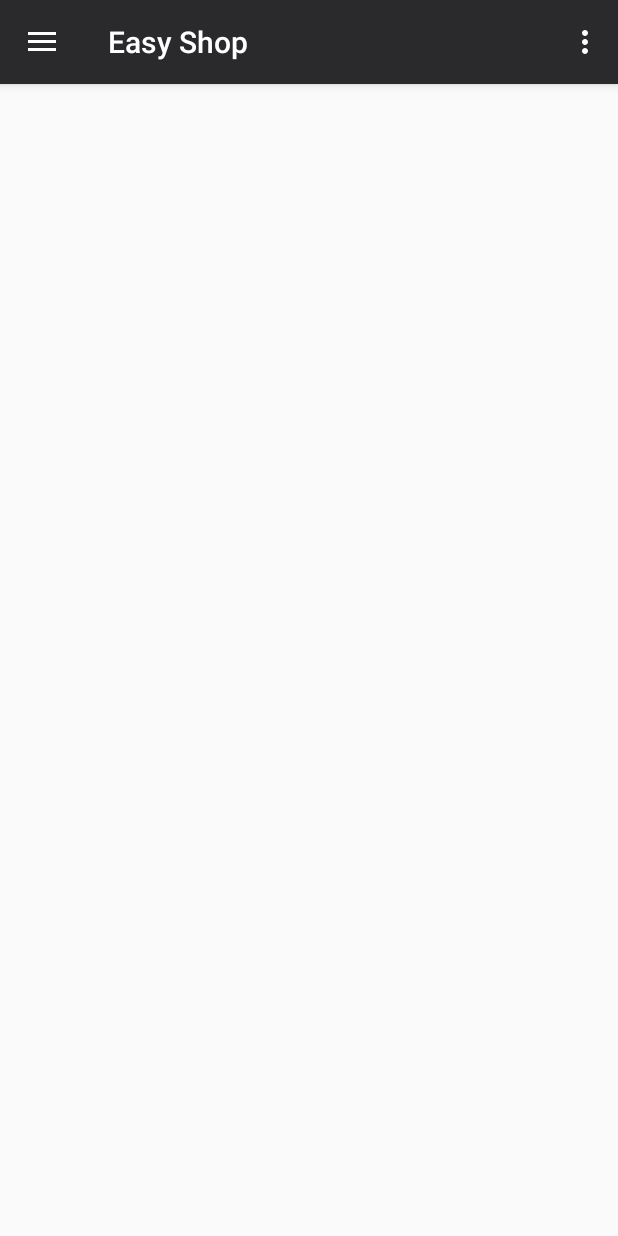
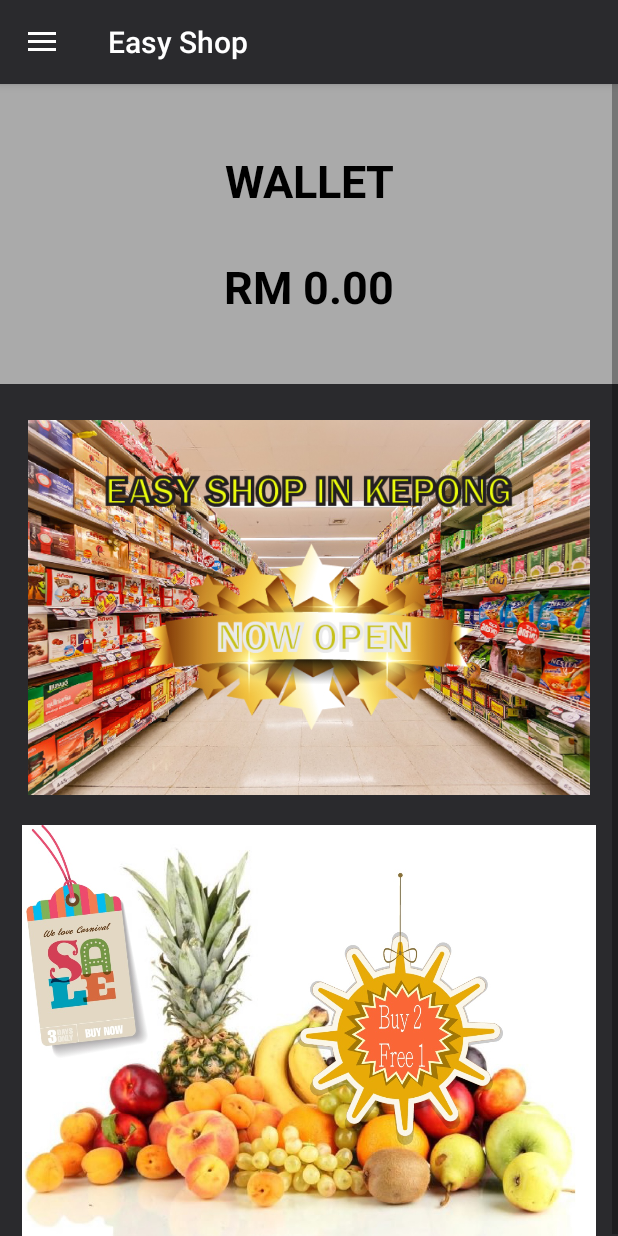
Before and after one commit to Theam1127/Assignment, an Android app: the MainPage screen opened directly, with no data from a screen before it, on a phone screen of 412 x 824 dp. Run offline under Robolectric (Android 15) with nearby library versions, the phone set to English and light mode, and no system bars; network calls fail.

Commit message:
Added main page promotions... Can top up if insufficient amount during transactions...

```diff
--- a/app/src/main/AndroidManifest.xml
+++ b/app/src/main/AndroidManifest.xml
@@ -8,9 +8,8 @@
 
     <application
         android:allowBackup="true"
-        android:icon="@mipmap/ic_launcher"
+        android:icon="@drawable/logo"
         android:label="@string/app_name"
-        android:roundIcon="@mipmap/ic_launcher_round"
         android:supportsRtl="true"
         android:theme="@style/AppTheme">
         <activity
--- a/app/src/main/java/my/edu/tarc/assignment/MainPage.java
+++ b/app/src/main/java/my/edu/tarc/assignment/MainPage.java
@@ -14,6 +14,7 @@ import android.support.v7.widget.Toolbar;
 import android.view.Menu;
 import android.view.MenuItem;
 import android.view.View;
+import android.widget.ScrollView;
 import android.widget.TextView;
 import android.widget.Toast;
 
@@ -22,11 +23,13 @@ import my.edu.tarc.assignment.StartShopping.SelectShop;
 import my.edu.tarc.assignment.TopUp.TopUpMain;
 import my.edu.tarc.assignment.Transfer.TransferActivity;
 
+
 public class MainPage extends AppCompatActivity
         implements NavigationView.OnNavigationItemSelectedListener {
 
     SharedPreferences userPreferences, cartPreferences;
     TextView textViewUserName, textViewCurrentCredit;
+    ScrollView scrollViewMain;
     @Override
     protected void onCreate(Bundle savedInstanceState) {
         super.onCreate(savedInstanceState);
@@ -44,12 +47,24 @@ public class MainPage extends AppCompatActivity
         userPreferences = getSharedPreferences("CURRENT_USER", MODE_PRIVATE);
         View header = navigationView.getHeaderView(0);
         textViewUserName = (TextView)header.findViewById(R.id.TextViewUserName);
-        textViewCurrentCredit = (TextView)header.findViewById(R.id.textViewCurrentCredit);
-        textViewCurrentCredit.setText("Wallet: "+userPreferences.getString("CURRENT_CREDIT", "0.00"));
-        textViewUserName.setText("Hi, "+userPreferences.getString("LOGIN_USER", "Anonymous"));
+        textViewCurrentCredit = (TextView)findViewById(R.id.textViewCurrentCredit);
+        scrollViewMain = (ScrollView)findViewById(R.id.main_page_scroll);
         if(!CheckConnection.isConnected(getApplicationContext())) {
             Toast.makeText(getApplicationContext(), "No network", Toast.LENGTH_LONG).show();
         }
+
+        textViewCurrentCredit.setOnClickListener(new View.OnClickListener() {
+            @Override
+            public void onClick(View v) {
+                if(!CheckConnection.isConnected(getApplicationContext())) {
+                    Toast.makeText(getApplicationContext(), "No network", Toast.LENGTH_LONG).show();
+                }
+                else {
+                    Intent intent = new Intent(MainPage.this, TopUpMain.class);
+                    startActivity(intent);
+                }
+            }
+        });
     }
 
 
@@ -83,27 +98,6 @@ public class MainPage extends AppCompatActivity
         super.onDestroy();
     }
 
-    @Override
-    public boolean onCreateOptionsMenu(Menu menu) {
-        // Inflate the menu; this adds items to the action bar if it is present.
-        getMenuInflater().inflate(R.menu.main_page, menu);
-        return true;
-    }
-
-    @Override
-    public boolean onOptionsItemSelected(MenuItem item) {
-        // Handle action bar item clicks here. The action bar will
-        // automatically handle clicks on the Home/Up button, so long
-        // as you specify a parent activity in AndroidManifest.xml.
-        int id = item.getItemId();
-
-        //noinspection SimplifiableIfStatement
-        if (id == R.id.action_settings) {
-            return true;
-        }
-
-        return super.onOptionsItemSelected(item);
-    }
 
 
     @SuppressWarnings("StatementWithEmptyBody")
@@ -127,7 +121,13 @@ public class MainPage extends AppCompatActivity
                             setPositiveButton("Yes", new DialogInterface.OnClickListener() {
                                 @Override
                                 public void onClick(DialogInterface dialog, int which) {
-                                    //redirect to topup page
+                                    if(!CheckConnection.isConnected(getApplicationContext())) {
+                                        Toast.makeText(getApplicationContext(), "No network", Toast.LENGTH_LONG).show();
+                                    }
+                                    else {
+                                        Intent intent = new Intent(MainPage.this, TopUpMain.class);
+                                        startActivity(intent);
+                                    }
                                 }
                             }).setNegativeButton("No", null).create().show();
                 } else {
@@ -167,7 +167,13 @@ public class MainPage extends AppCompatActivity
                             setPositiveButton("Yes", new DialogInterface.OnClickListener() {
                                 @Override
                                 public void onClick(DialogInterface dialog, int which) {
-                                    //redirect to topup page
+                                    if(!CheckConnection.isConnected(getApplicationContext())) {
+                                        Toast.makeText(getApplicationContext(), "No network", Toast.LENGTH_LONG).show();
+                                    }
+                                    else {
+                                        Intent intent = new Intent(MainPage.this, TopUpMain.class);
+                                        startActivity(intent);
+                                    }
                                 }
                             }).setNegativeButton("No", null).create().show();
                 } else {
@@ -200,7 +206,8 @@ public class MainPage extends AppCompatActivity
     @Override
     protected void onResume() {
         super.onResume();
-        textViewCurrentCredit.setText("Wallet: RM "+userPreferences.getString("CURRENT_CREDIT", "0.00"));
+        textViewCurrentCredit.setText("WALLET\n\nRM "+userPreferences.getString("CURRENT_CREDIT", "0.00"));
         textViewUserName.setText("Hi, "+userPreferences.getString("LOGIN_USER", "Anonymous"));
+        scrollViewMain.fullScroll(ScrollView.FOCUS_UP);
     }
 }
--- a/app/src/main/java/my/edu/tarc/assignment/StartupScreen.java
+++ b/app/src/main/java/my/edu/tarc/assignment/StartupScreen.java
@@ -16,7 +16,7 @@ public class StartupScreen extends AppCompatActivity {
         Thread timerThread = new Thread(){
             public void run(){
                 try{
-                    sleep(2000);
+                    sleep(1500);
                 }catch(InterruptedException e){
                     e.printStackTrace();
                 }finally{
--- a/app/src/main/java/my/edu/tarc/assignment/TopUp/BankCardActivity.java
+++ b/app/src/main/java/my/edu/tarc/assignment/TopUp/BankCardActivity.java
@@ -101,7 +101,7 @@ public class BankCardActivity extends AppCompatActivity {
 
                     notification = new NotificationCompat.Builder(BankCardActivity.this);
                     //notification.setAutoCancel(true);
-                    notification.setSmallIcon(R.drawable.notification);
+                    notification.setSmallIcon(R.drawable.logo);
                     notification.setTicker("Hello Ticker");
                     notification.setWhen(System.currentTimeMillis());
                     notification.setContentTitle("TAC Code");
--- a/app/src/main/java/my/edu/tarc/assignment/Transfer/TransferConfirmation.java
+++ b/app/src/main/java/my/edu/tarc/assignment/Transfer/TransferConfirmation.java
@@ -63,7 +63,7 @@ public class TransferConfirmation extends AppCompatActivity {
                 SharedPreferences.Editor editor = userPreference.edit();
                 editor.putString("CURRENT_CREDIT", String.format("%.2f", userCredit));
                 editor.commit();
-                Toast.makeText(getApplicationContext(), "Transfer Successful! Please check email for receipt!", Toast.LENGTH_LONG).show();
+                Toast.makeText(getApplicationContext(), "Transfer Successful!", Toast.LENGTH_LONG).show();
                 setResult(RESULT_OK);
                 finish();
 
--- a/app/src/main/res/layout/content_main_page.xml
+++ b/app/src/main/res/layout/content_main_page.xml
@@ -1,27 +1,51 @@
 <?xml version="1.0" encoding="utf-8"?>
-<android.support.constraint.ConstraintLayout xmlns:android="http://schemas.android.com/apk/res/android"
+<ScrollView xmlns:android="http://schemas.android.com/apk/res/android"
     xmlns:app="http://schemas.android.com/apk/res-auto"
     xmlns:tools="http://schemas.android.com/tools"
-    android:layout_width="match_parent"
-    android:layout_height="match_parent"
+    android:id="@+id/main_page_scroll"
+    android:layout_width="fill_parent"
+    android:layout_height="fill_parent"
     app:layout_behavior="@string/appbar_scrolling_view_behavior"
     tools:context="my.edu.tarc.assignment.MainPage"
     tools:showIn="@layout/app_bar_main_page">
 
-    <FrameLayout
-        android:id="@+id/content_main"
-        android:layout_width="0dp"
-        android:layout_height="0dp"
-        android:layout_marginBottom="8dp"
-        android:layout_marginLeft="8dp"
-        android:layout_marginRight="8dp"
-        app:layout_constraintBottom_toBottomOf="parent"
-        app:layout_constraintLeft_toLeftOf="parent"
-        app:layout_constraintRight_toRightOf="parent"
-        android:layout_marginStart="8dp"
-        android:layout_marginEnd="8dp"
-        app:layout_constraintHorizontal_bias="0.0"
-        app:layout_constraintTop_toTopOf="parent"
-        android:layout_marginTop="8dp">
-    </FrameLayout>
-</android.support.constraint.ConstraintLayout>
+
+    <LinearLayout
+        android:layout_width="match_parent"
+        android:layout_height="wrap_content"
+        android:background="@color/colorPrimary"
+        android:orientation="vertical">
+
+
+        <TextView
+            android:id="@+id/textViewCurrentCredit"
+            android:layout_width="match_parent"
+            android:layout_height="200dp"
+            android:background="@android:color/darker_gray"
+            android:gravity="center"
+            android:maxLines="10"
+            android:textAlignment="center"
+            android:textColor="@android:color/black"
+            android:textSize="30sp"
+            android:textStyle="bold" />
+
+        <ImageView
+            android:id="@+id/imageViewPromotion1"
+            android:layout_width="match_parent"
+            android:layout_height="250dp"
+            android:layout_marginTop="24dp"
+            android:background="@color/colorPrimary"
+            app:srcCompat="@drawable/supermarket" />
+
+        <ImageView
+            android:id="@+id/imageViewPromotion2"
+            android:layout_width="match_parent"
+            android:layout_height="275dp"
+            android:layout_marginBottom="0dp"
+            android:layout_marginTop="20dp"
+            android:background="@color/colorPrimary"
+            app:srcCompat="@drawable/fruits" />
+    </LinearLayout>
+
+
+</ScrollView>
--- a/app/src/main/res/menu/main_page.xml
+++ /dev/null
@@ -1,9 +0,0 @@
-<?xml version="1.0" encoding="utf-8"?>
-<menu xmlns:android="http://schemas.android.com/apk/res/android"
-    xmlns:app="http://schemas.android.com/apk/res-auto">
-    <item
-        android:id="@+id/action_settings"
-        android:orderInCategory="100"
-        android:title="@string/action_settings"
-        app:showAsAction="never" />
-</menu>
--- a/app/src/main/res/values/strings.xml
+++ b/app/src/main/res/values/strings.xml
@@ -41,8 +41,11 @@
     <string name="gender">Gender:</string>
     <string name="error_username">Please enter username</string>
     <string name="error_password">Please enter password</string>
+    <string name="error_password_format">Password length should be at least 8!</string>
+    <string name="error_age_minimum">You should be minimum 18 years old to use our application!</string>
     <string name="error_age">Please enter your age</string>
     <string name="error_email">Please enter an email</string>
+    <string name="error_email_format">Invalid email!</string>
     <string name="emptyCart">Empty Cart</string>
     <string name="shop_name">Shop Name</string>
     <string name="select_shop">Enter Shop Name:</string>
```
Also changed, not shown: app/src/main/java/my/edu/tarc/assignment/RegisterActivity.java (+13 -1 lines), app/src/main/java/my/edu/tarc/assignment/StartShopping/CheckoutCart.java (+15 -1 lines), app/src/main/java/my/edu/tarc/assignment/TopUp/TopUpMain.java (+18 -4 lines), app/src/main/java/my/edu/tarc/assignment/Transfer/TransferActivity.java (+18 -1 lines), app/src/main/res/layout/nav_header_main_page.xml (+11 -13 lines), app/src/main/res/drawable/fruits.jpg (added), app/src/main/res/drawable/supermarket.jpg (added).
